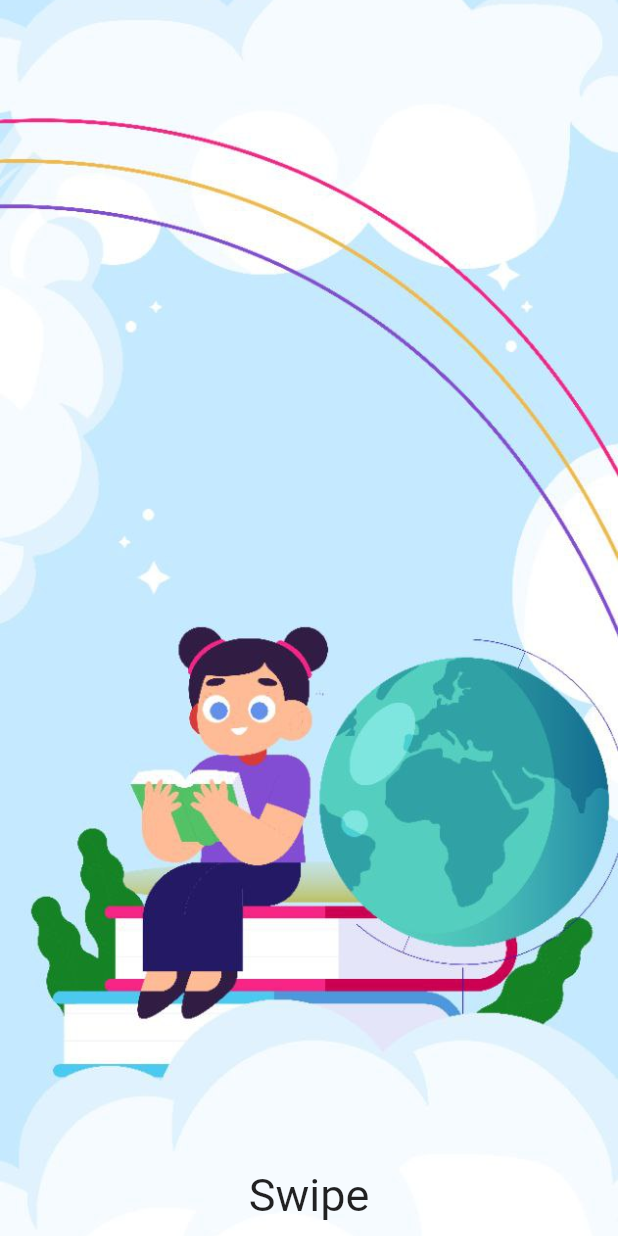
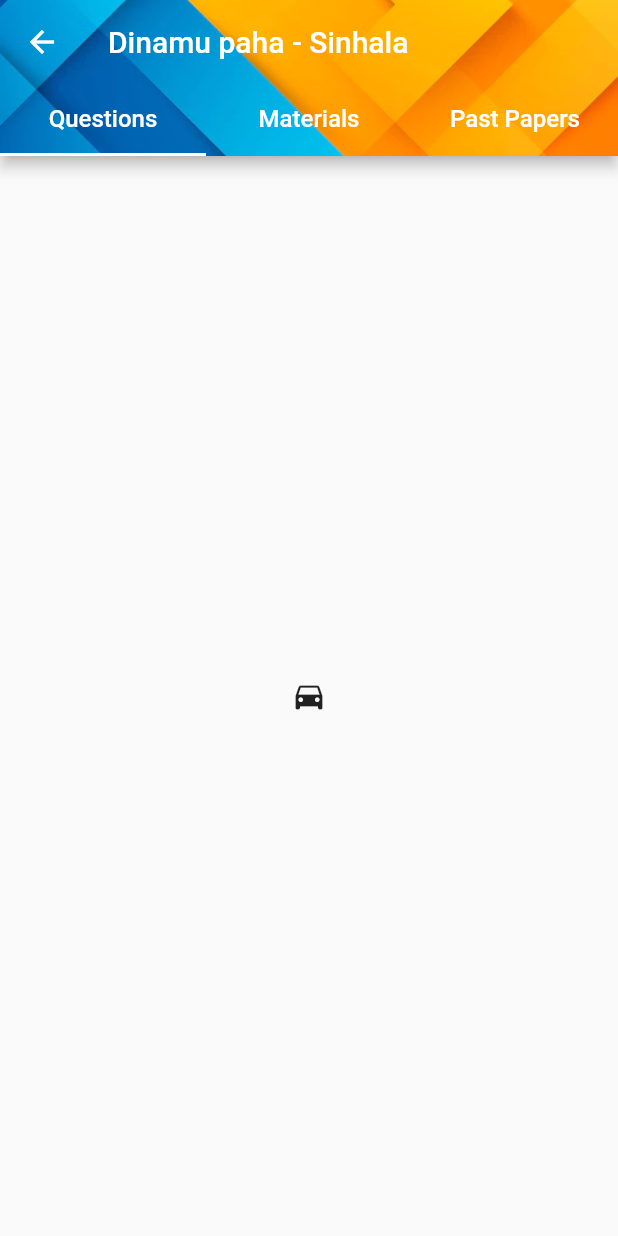
Before and after one commit to Dinamu-Paha/Mobile-app, a Flutter app: the screen it shows after launch, on a phone screen of 412 x 824 dp. Run offline on Flutter 3.47's test engine with Material 2 defaults, Android fonts, the phone set to English and light mode, and no system bars.

Commit message:
Subject_UI

```diff
--- a/dinamu_paha/lib/Screens/home.dart
+++ b/dinamu_paha/lib/Screens/home.dart
@@ -1,5 +1,6 @@
 import 'package:dinamu_paha/Screens/landing.dart';
 import 'package:flutter/material.dart';
+
 
 class HomePage extends StatefulWidget {
   const HomePage({Key? key}) : super(key: key);
--- /dev/null
+++ b/dinamu_paha/lib/Screens/subject_UI.dart
@@ -0,0 +1,44 @@
+import 'package:flutter/material.dart';
+
+class Subject_UI extends StatefulWidget {
+  const Subject_UI({Key? key}) : super(key: key);
+
+  @override
+  State<Subject_UI> createState() => _Subject_UIState();
+}
+
+class _Subject_UIState extends State<Subject_UI> {
+  @override
+  Widget build(BuildContext context) {
+    return SafeArea(
+      child: DefaultTabController(
+        length: 3,
+        child: Scaffold(
+          appBar: AppBar(
+            title: Text('Dinamu paha - Sinhala',),
+            leading: IconButton(
+              icon: Icon(Icons.arrow_back,),
+              onPressed: (){},
+            ),
+            flexibleSpace: Image.asset('assets/images/img_5.webp',fit: BoxFit.cover,),
+            bottom: const TabBar(
+              indicatorColor: Colors.white,
+              tabs: [
+                Tab(child: Text('Questions',style: TextStyle(color: Colors.white,fontWeight: FontWeight.w500, fontSize: 16,),)),
+                Tab(child: Text('Materials',style: TextStyle(color: Colors.white,fontWeight: FontWeight.w500, fontSize: 16),)),
+                Tab(child: Text('Past Papers',style: TextStyle(color: Colors.white,fontWeight: FontWeight.w500, fontSize: 16),)),
+              ],
+            ),
+          ),
+          body: const TabBarView(
+            children: [
+              Icon(Icons.directions_car),
+              Icon(Icons.directions_transit),
+              Icon(Icons.directions_bike_rounded),
+            ],
+          ),
+        ),
+      ),
+    );
+  }
+}
--- a/dinamu_paha/lib/main.dart
+++ b/dinamu_paha/lib/main.dart
@@ -1,4 +1,5 @@
 import 'package:flutter/material.dart';
+import 'Screens/subject_UI.dart';
 
 import 'Screens/home.dart';
 
@@ -17,7 +18,7 @@ class MyApp extends StatelessWidget {
       theme: ThemeData(
         primarySwatch: Colors.blue,
       ),
-      home: HomePage(),
+      home: Subject_UI(),
     );
   }
 }
```
Also changed, not shown: dinamu_paha/assets/images/img_5.webp (added).
